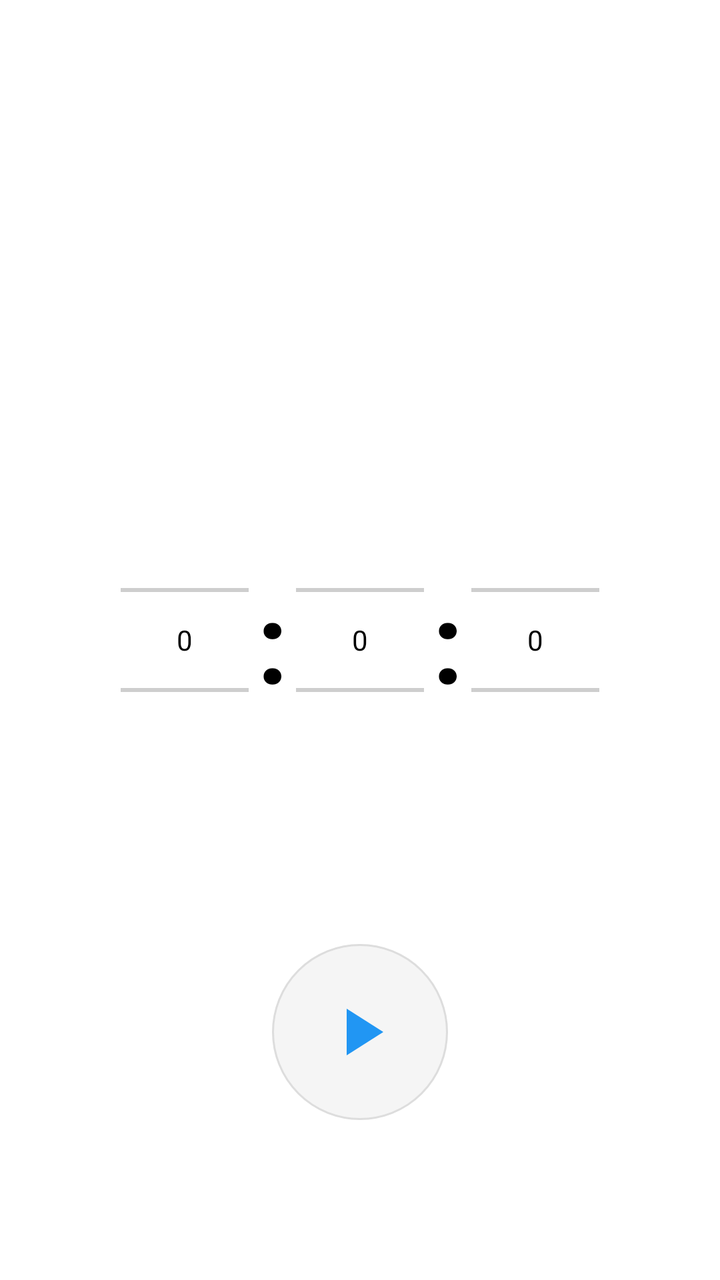
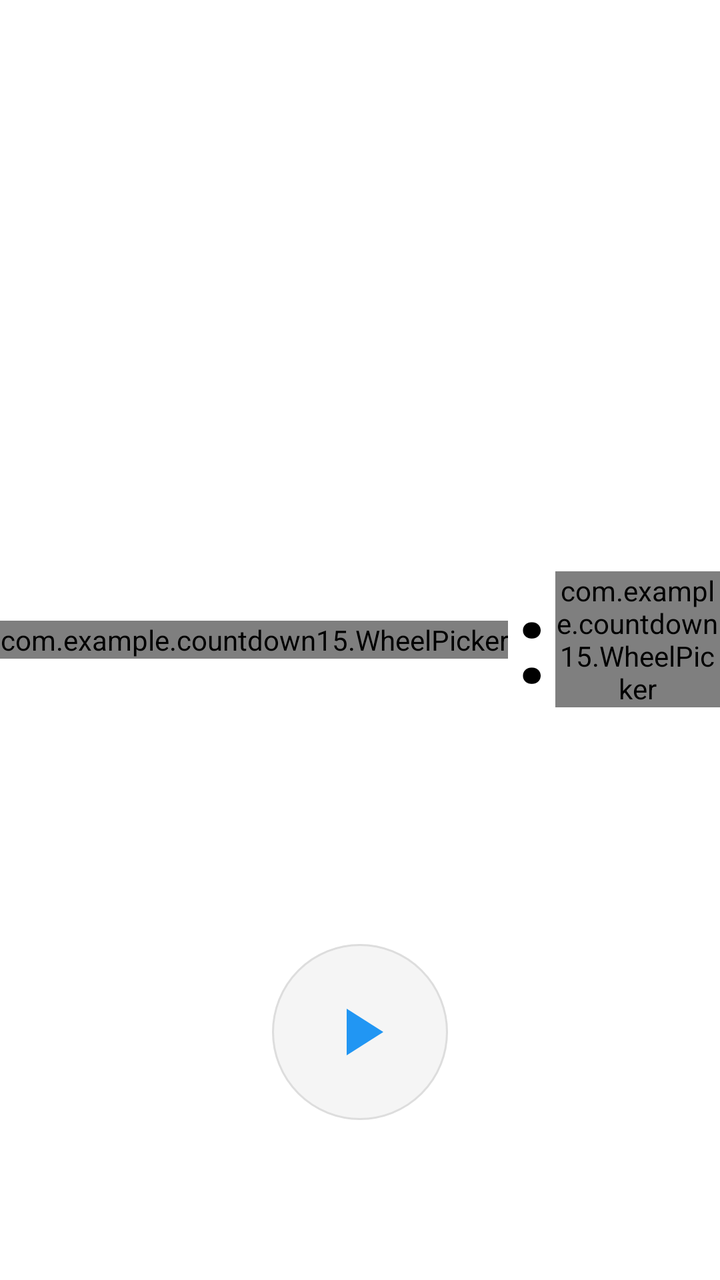

Screens rendered from an Android XML layout before and after an edit, with the pre-edit source and the edit as a unified diff.
<!-- AndroidManifest.xml: application theme AppTheme -->
<!-- res/layout/activity_main.xml -->
<?xml version="1.0" encoding="utf-8"?>
<FrameLayout xmlns:android="http://schemas.android.com/apk/res/android"
    android:layout_width="match_parent"
    android:layout_height="match_parent"
    android:background="#FFFFFF">

    <TextView
        android:id="@+id/tvTimer"
        android:layout_width="wrap_content"
        android:layout_height="wrap_content"
        android:layout_gravity="center"
        android:textColor="#000000"
        android:textSize="72sp"
        android:textStyle="bold"
        android:visibility="gone" />

    <LinearLayout
        android:id="@+id/timePickerLayout"
        android:layout_width="wrap_content"
        android:layout_height="wrap_content"
        android:layout_gravity="center"
        android:orientation="horizontal"
        android:gravity="center_vertical">

        <NumberPicker
            android:id="@+id/npHour"
            style="@style/WhiteNumberPicker"
            android:layout_width="wrap_content" />

        <TextView
            android:layout_width="wrap_content"
            android:layout_height="wrap_content"
            android:text=":"
            android:textColor="#000000"
            android:textSize="56sp"
            android:textStyle="bold"
            android:layout_marginHorizontal="4dp" />

        <NumberPicker
            android:id="@+id/npMinute"
            style="@style/WhiteNumberPicker"
            android:layout_width="wrap_content" />

        <TextView
            android:layout_width="wrap_content"
            android:layout_height="wrap_content"
            android:text=":"
            android:textColor="#000000"
            android:textSize="56sp"
            android:textStyle="bold"
            android:layout_marginHorizontal="4dp" />

        <NumberPicker
            android:id="@+id/npSecond"
            style="@style/WhiteNumberPicker"
            android:layout_width="wrap_content" />

    </LinearLayout>

    <FrameLayout
        android:id="@+id/btnStart"
        android:layout_width="88dp"
        android:layout_height="88dp"
        android:layout_gravity="bottom|center_horizontal"
        android:layout_marginBottom="80dp"
        android:background="@drawable/bg_circle_button"
        android:clickable="true"
        android:focusable="true">

        <ImageView
            android:layout_width="40dp"
            android:layout_height="40dp"
            android:layout_gravity="center"
            android:src="@drawable/ic_play"
            android:contentDescription="开始" />

    </FrameLayout>

    <FrameLayout
        android:id="@+id/btnStop"
        android:layout_width="88dp"
        android:layout_height="88dp"
        android:layout_gravity="bottom|center_horizontal"
        android:layout_marginBottom="80dp"
        android:background="@drawable/bg_circle_button"
        android:clickable="true"
        android:focusable="true"
        android:visibility="gone">

        <ImageView
            android:layout_width="36dp"
            android:layout_height="36dp"
            android:layout_gravity="center"
            android:src="@drawable/ic_stop"
            android:contentDescription="停止" />

    </FrameLayout>

    <TextView
        android:id="@+id/tvVersion"
        android:layout_width="wrap_content"
        android:layout_height="wrap_content"
        android:layout_gravity="bottom|end"
        android:layout_margin="12dp"
        android:textColor="#999999"
        android:textSize="12sp"
        android:text="" />

</FrameLayout>
<!-- resources referenced by this layout -->
<resources>
  <!-- drawable bg_circle_button (drawable) -->
  <?xml version="1.0" encoding="utf-8"?>
  <shape xmlns:android="http://schemas.android.com/apk/res/android"
      android:shape="oval">
      <solid android:color="#F5F5F5" />
      <stroke
          android:width="1dp"
          android:color="#DDDDDD" />
  </shape>
  <!-- drawable ic_play (drawable) -->
  <?xml version="1.0" encoding="utf-8"?>
  <vector xmlns:android="http://schemas.android.com/apk/res/android"
      android:width="24dp"
      android:height="24dp"
      android:viewportWidth="24"
      android:viewportHeight="24">
      <path
          android:fillColor="#2196F3"
          android:pathData="M8,5v14l11,-7z" />
  </vector>
  <!-- drawable ic_stop (drawable) -->
  <?xml version="1.0" encoding="utf-8"?>
  <vector xmlns:android="http://schemas.android.com/apk/res/android"
      android:width="24dp"
      android:height="24dp"
      android:viewportWidth="24"
      android:viewportHeight="24">
      <path
          android:fillColor="#F44336"
          android:pathData="M6,6h12v12h-12z" />
  </vector>
  <style name="WhiteNumberPicker">
          <item name="android:textColorPrimary">#000000</item>
          <item name="android:textColorSecondary">#CCCCCC</item>
          <item name="android:textSize">56sp</item>
          <item name="android:layout_height">280dp</item>
      </style>
  <style name="AppTheme" parent="Theme.AppCompat.Light.NoActionBar">
          <item name="android:windowBackground">#FFFFFF</item>
          <item name="android:textColorPrimary">#000000</item>
          <item name="android:textColorSecondary">#CCCCCC</item>
          <item name="colorAccent">#2196F3</item>
      </style>
</resources>

<!-- the commit's change to res/layout/activity_main.xml (unified diff, before → after) -->
@@ -1,5 +1,6 @@
 <?xml version="1.0" encoding="utf-8"?>
 <FrameLayout xmlns:android="http://schemas.android.com/apk/res/android"
+    xmlns:app="http://schemas.android.com/apk/res-auto"
     android:layout_width="match_parent"
     android:layout_height="match_parent"
     android:background="#FFFFFF">
@@ -22,10 +23,16 @@
         android:orientation="horizontal"
         android:gravity="center_vertical">
 
-        <NumberPicker
+        <com.example.countdown15.WheelPicker
             android:id="@+id/npHour"
-            style="@style/WhiteNumberPicker"
-            android:layout_width="wrap_content" />
+            android:layout_width="wrap_content"
+            android:layout_height="wrap_content"
+            app:wp_minValue="0"
+            app:wp_maxValue="23"
+            app:wp_value="0"
+            app:wp_wrap="true"
+            app:wp_visibleCount="5"
+            app:wp_textSize="56sp" />
 
         <TextView
             android:layout_width="wrap_content"
@@ -36,10 +43,16 @@
             android:textStyle="bold"
             android:layout_marginHorizontal="4dp" />
 
-        <NumberPicker
+        <com.example.countdown15.WheelPicker
             android:id="@+id/npMinute"
-            style="@style/WhiteNumberPicker"
-            android:layout_width="wrap_content" />
+            android:layout_width="wrap_content"
+            android:layout_height="wrap_content"
+            app:wp_minValue="0"
+            app:wp_maxValue="59"
+            app:wp_value="0"
+            app:wp_wrap="true"
+            app:wp_visibleCount="5"
+            app:wp_textSize="56sp" />
 
         <TextView
             android:layout_width="wrap_content"
@@ -50,10 +63,16 @@
             android:textStyle="bold"
             android:layout_marginHorizontal="4dp" />
 
-        <NumberPicker
+        <com.example.countdown15.WheelPicker
             android:id="@+id/npSecond"
-            style="@style/WhiteNumberPicker"
-            android:layout_width="wrap_content" />
+            android:layout_width="wrap_content"
+            android:layout_height="wrap_content"
+            app:wp_minValue="0"
+            app:wp_maxValue="59"
+            app:wp_value="15"
+            app:wp_wrap="true"
+            app:wp_visibleCount="5"
+            app:wp_textSize="56sp" />
 
     </LinearLayout>
 
<!-- resource entries referenced after the edit -->
@@ -31,12 +31,6 @@
           android:fillColor="#F44336"
           android:pathData="M6,6h12v12h-12z" />
   </vector>
-  <style name="WhiteNumberPicker">
-          <item name="android:textColorPrimary">#000000</item>
-          <item name="android:textColorSecondary">#CCCCCC</item>
-          <item name="android:textSize">56sp</item>
-          <item name="android:layout_height">280dp</item>
-      </style>
   <style name="AppTheme" parent="Theme.AppCompat.Light.NoActionBar">
           <item name="android:windowBackground">#FFFFFF</item>
           <item name="android:textColorPrimary">#000000</item>
